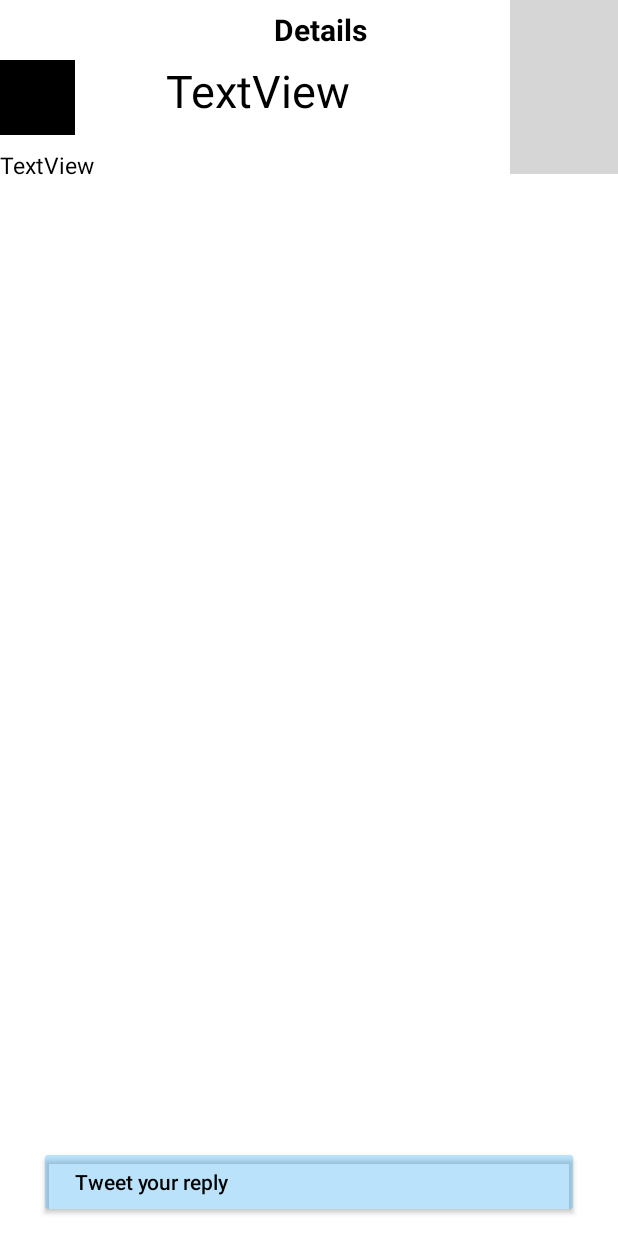
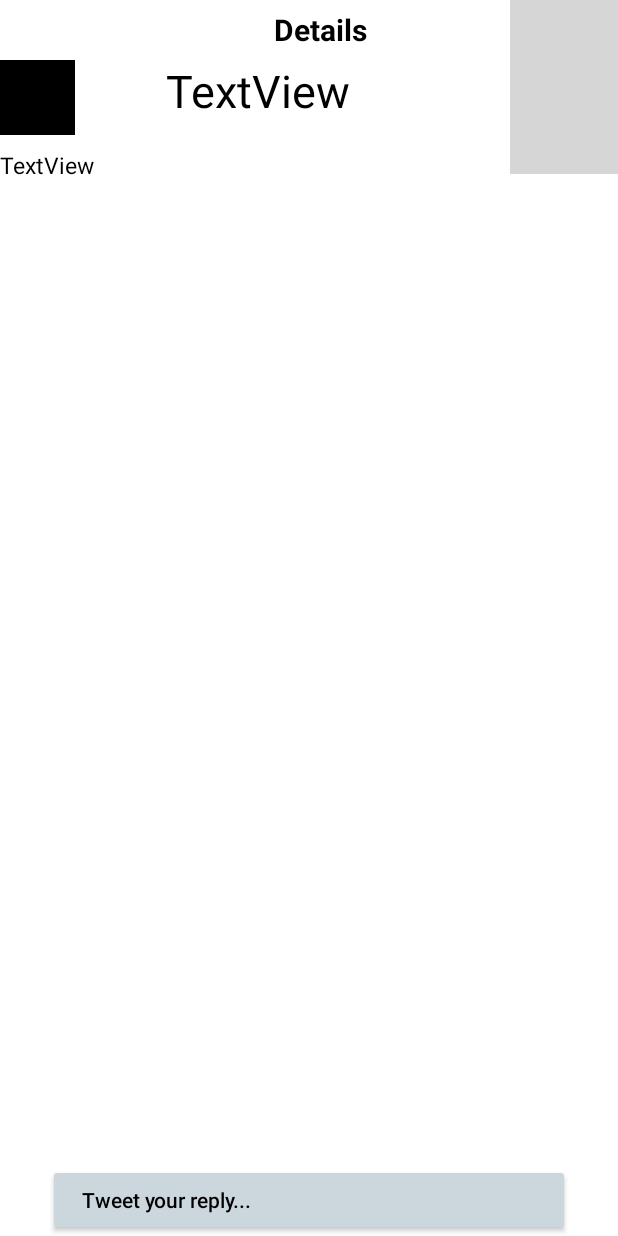
Before and after one commit to I2304/MySimpleTweets, an Android app: the TweetDetailsActivity screen opened directly, with no data from a screen before it, on a phone screen of 412 x 824 dp. Run offline under Robolectric (Android 15) with nearby library versions, the phone set to English and light mode, and no system bars; our stand-ins replace Room's generated code; libraries missing offline, so code that uses them is left out: com.facebook.stetho, com.loopj.android, cz.msebera.android; pictures from the network do not load; 5 statements that could not run were skipped; grey boxes are pictures that could not be loaded.

Commit message:
Added autolinking functionality :)

```diff
--- a/app/build.gradle
+++ b/app/build.gradle
@@ -46,7 +46,5 @@ dependencies {
     implementation 'com.android.support:recyclerview-v7:27.1.0'
     implementation 'org.parceler:parceler-api:1.1.6'
     annotationProcessor 'org.parceler:parceler:1.1.6'
-    implementation 'com.fasterxml.jackson.core:jackson-core:2.0.6'
-    implementation 'com.fasterxml.jackson.core:jackson-annotations:2.0.6'
-    implementation 'com.fasterxml.jackson.core:jackson-databind:2.0.6'
+    implementation "android.arch.paging:runtime:1.0.0"
 }
--- a/app/src/main/res/layout/activity_timeline.xml
+++ b/app/src/main/res/layout/activity_timeline.xml
@@ -44,7 +44,8 @@
                 android:layout_alignParentStart="true"
                 android:layout_alignParentTop="true"
                 android:layout_marginStart="99dp"
-                android:visibility="invisible" />
+                android:visibility="invisible"
+                />
 
             <TextView
                 android:id="@+id/toolbar_title"
@@ -55,7 +56,8 @@
                 android:text="Home"
                 android:textColor="@android:color/black"
                 android:textSize="20dp"
-                android:textStyle="bold" />
+                android:textStyle="bold"
+                android:linksClickable="true"/>
 
             <ImageButton
                 android:id="@+id/btnPost"
--- a/app/src/main/res/layout/activity_tweet_details.xml
+++ b/app/src/main/res/layout/activity_tweet_details.xml
@@ -62,7 +62,9 @@
         android:layout_below="@+id/toolbar"
         android:text="TextView"
         android:textColor="@color/black"
-        android:textSize="30dp"/>
+        android:textSize="30dp"
+        android:autoLink="all"
+        android:linksClickable="true"/>
 
     <TextView
         android:id="@+id/tvBody"
@@ -73,18 +75,20 @@
         android:layout_marginTop="99dp"
         android:text="TextView"
         android:textColor="@color/black"
-        android:textSize="15dp" />
+        android:textSize="15dp"
+        android:autoLink="all"
+        android:linksClickable="true"
+        />
 
     <Button
         android:id="@+id/btnReply"
-        android:layout_width="360dp"
+        android:layout_width="348dp"
         android:layout_height="wrap_content"
         android:layout_alignParentBottom="true"
         android:layout_centerHorizontal="true"
-        android:layout_marginBottom="12dp"
-        android:backgroundTint="@color/twitter_blue_30"
+        android:backgroundTint="@color/light_gray"
         android:onClick="onReply"
-        android:text="Tweet your reply                                                               "
+        android:text="Tweet your reply...                                                         "
         android:textAlignment="viewStart"
         android:textAllCaps="false"
         android:textColor="@color/black"
```
Also changed, not shown: app/src/main/res/layout/item_tweet.xml (+7 -2 lines), app/src/main/java/com/codepath/apps/restclienttemplate/TweetAdapter.java (line endings or trailing spaces).
